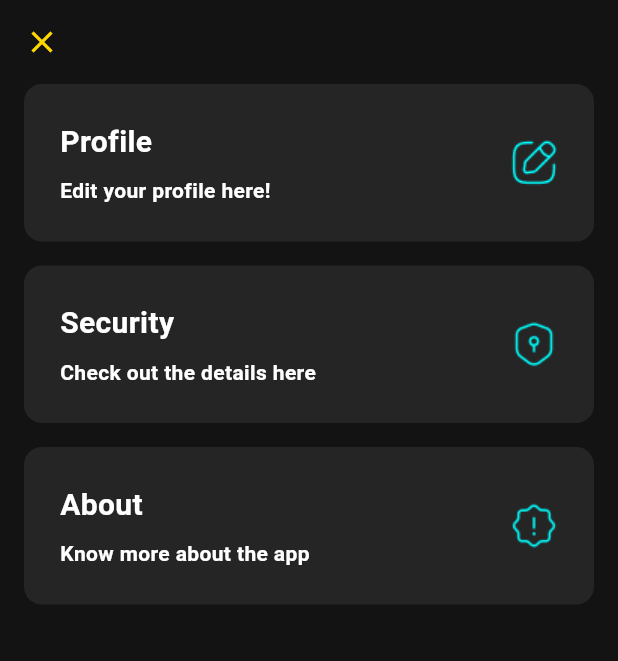
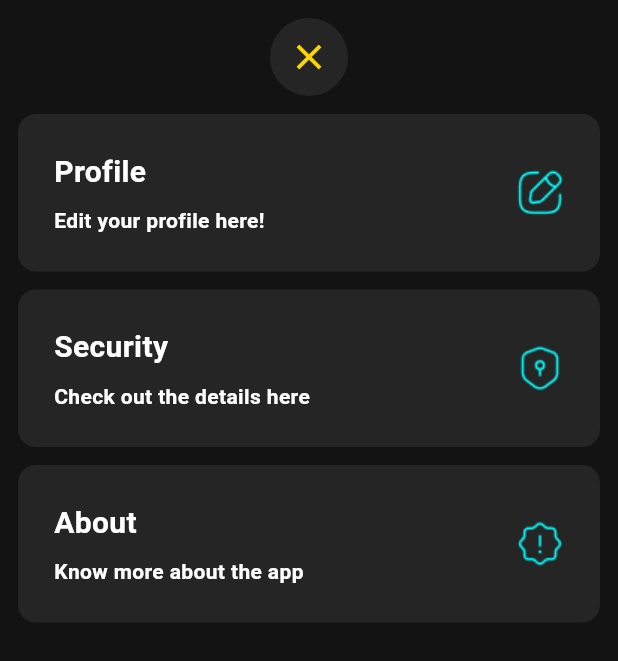
Before and after one commit to Alnur17/news_naut, a Flutter app: the BottomSheetScreen screen opened directly, on a phone screen of 412 x 824 dp. Shown: the top 661 px of the screen. Run offline on Flutter 3.47's test engine with Material 3 defaults, Android fonts, the light colour scheme and no system bars; our stand-ins replace cached_network_image, get; network calls fail.

Commit message:
error fix

```diff
--- a/lib/constant/style.dart
+++ b/lib/constant/style.dart
@@ -68,3 +68,9 @@ const styleWB12 = TextStyle(
   fontSize: 12,
   fontWeight: FontWeight.bold,
 );
+
+const styleSFB16 = TextStyle(
+  color: searchFieldText,
+  fontSize: 16,
+  fontWeight: FontWeight.bold,
+);
--- a/lib/constant/urls.dart
+++ b/lib/constant/urls.dart
@@ -2,9 +2,10 @@
 
 
 class Urls{
-  static const String apiKey = 'a84f185b98954f73bfadede65e6e435f';
+ // static const String apiKey = 'a84f185b98954f73bfadede65e6e435f';
+  static const String apiKey = 'b534a9f07b044a3ea133b2c90712c7f5';
   static const String baseUrl = 'https://newsapi.org/v2';
   static  String everything = '$baseUrl/everything?q=all&sortBy=publishedAt&apiKey=$apiKey';
-  static  String relevance = '$baseUrl/everything?q=all&sortBy=relevancy&apiKey=$apiKey';
+  static  String relevancy = '$baseUrl/everything?q=all&sortBy=relevancy&apiKey=$apiKey';
   static  String searching(String query) => '$baseUrl/everything?q=$query&sortBy=publishedAt&apiKey=$apiKey';
 }
--- a/lib/data/dummy_data.dart
+++ b/lib/data/dummy_data.dart
@@ -1,6 +1,6 @@
 import '../models/profile_category.dart';
 
-const defaultImage = 'https://salonlfc.com/wp-content/uploads/2018/01/image-not-found-scaled.png';
+const String defaultImage = 'https://salonlfc.com/wp-content/uploads/2018/01/image-not-found-scaled.png';
 
 final List<ProfileCategory> items = [
  ProfileCategory(
--- a/lib/screens/about_screen.dart
+++ b/lib/screens/about_screen.dart
@@ -29,7 +29,7 @@ class AboutScreen extends StatelessWidget {
             ),
             SizedBox(height: 20),
             Text(
-              'This is a Wallpaper application that showcases various features and functionalities.',
+              'This is a News application that showcases various features and functionalities.',
               style: styleWB14,),
 
             SizedBox(height: 20),
--- a/lib/screens/bottom_sheet_screen.dart
+++ b/lib/screens/bottom_sheet_screen.dart
@@ -12,23 +12,35 @@ class BottomSheetScreen extends StatelessWidget {
   Widget build(BuildContext context) {
     return Scaffold(
       backgroundColor: background,
-      appBar: AppBar(
-        backgroundColor: background,
-        leading: IconButton(
+      body: SingleChildScrollView(
+        child: Column(
+          children: [
+            Padding(
+              padding: const EdgeInsets.only(top: 12, bottom: 12),
+              child: IconButton(
+                padding: const EdgeInsets.all(12),
                 onPressed: () {
                   Get.back();
                 },
-          icon: const Icon(Icons.close),
+                style: IconButton.styleFrom(
+                  foregroundColor: textGold,
+                  backgroundColor: containerColor,
                 ),
-        iconTheme: const IconThemeData(color: textGold),
+                icon: const Icon(
+                  Icons.close,
+                  size: 28,
                 ),
-      body: ListView.builder(
+              ),
+            ),
+            ListView.builder(
+              primary: false,
+              shrinkWrap: true,
               itemCount: items.length + 1,
               itemBuilder: (context, index) {
                 if (index == 0) {
                   // Add padding for the first item
                   return Padding(
-              padding: const EdgeInsets.only(left: 16, right: 16),
+                    padding: const EdgeInsets.only(left: 12, right: 12),
                     child: BottomSheetItem(
                       title: items[index].title,
                       subTitle: items[index].subtitle,
@@ -38,7 +50,8 @@ class BottomSheetScreen extends StatelessWidget {
                 } else if (index < items.length) {
                   // Render other items normally
                   return Padding(
-              padding: const EdgeInsets.only(top: 16, left: 16, right: 16),
+                    padding:
+                        const EdgeInsets.only(top: 12, left: 12, right: 12),
                     child: BottomSheetItem(
                       title: items[index].title,
                       subTitle: items[index].subtitle,
@@ -46,9 +59,12 @@ class BottomSheetScreen extends StatelessWidget {
                     ),
                   );
                 } else {
-            return const SizedBox(height: 16.0);
+                  return const SizedBox(height: 12.0);
                 }
               },
+            ),
+          ],
+        ),
       ),
     );
   }
--- a/lib/screens/search_screen.dart
+++ b/lib/screens/search_screen.dart
@@ -55,10 +55,11 @@ class _SearchScreenState extends State<SearchScreen> {
             controller: _searchController,
             decoration: const InputDecoration(
               hintText: 'Search news...',
-              hintStyle: styleWB16,
+              hintStyle: styleSFB16,
               border: InputBorder.none,
 
             ),
+            style: styleWB16,
             onChanged: _onSearchChanged,
           ),
         ),
--- a/lib/widgets/bottom_sheet.dart
+++ b/lib/widgets/bottom_sheet.dart
@@ -5,8 +5,8 @@ import '../constant/color_palate.dart';
 void bottomSheets(BuildContext context) {
   showModalBottomSheet(
       backgroundColor: textGold,
-      // isScrollControlled: true,
-      // useSafeArea: true,
+       isScrollControlled: true,
+       useSafeArea: true,
       context: context,
       builder: (context) => const BottomSheetScreen());
 }
```
Also changed, not shown: lib/controller/news_controller.dart (+9 -2 lines). Lines whose indentation alone changed are shown as unchanged.
